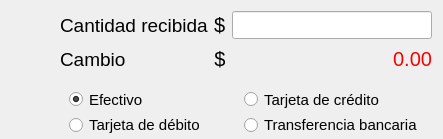
Old version of the form designer/Ui_WidgetPago.ui in the repository ivanperez-7/printpos.
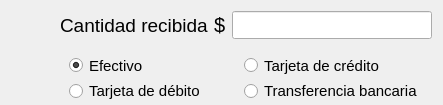
New version of the form. Custom widgets are drawn as their Qt base class.

Diff of the .ui file:
```diff
--- a/designer/Ui_WidgetPago.ui
+++ b/designer/Ui_WidgetPago.ui
@@ -7,19 +7,19 @@
     <x>0</x>
     <y>0</y>
     <width>441</width>
-    <height>139</height>
+    <height>105</height>
    </rect>
   </property>
   <property name="minimumSize">
    <size>
     <width>0</width>
-    <height>139</height>
+    <height>105</height>
    </size>
   </property>
   <property name="maximumSize">
    <size>
     <width>16777215</width>
-    <height>139</height>
+    <height>105</height>
    </size>
   </property>
   <layout class="QGridLayout" name="gridLayout">
@@ -29,37 +29,7 @@
    <property name="bottomMargin">
     <number>0</number>
    </property>
-   <item row="0" column="0">
-    <widget class="QLabel" name="label_13">
-     <property name="font">
-      <font>
-       <pointsize>14</pointsize>
-      </font>
-     </property>
-     <property name="text">
-      <string>Cantidad recibida</string>
-     </property>
-    </widget>
-   </item>
-   <item row="1" column="2">
-    <widget class="QLabel" name="lbCambio">
-     <property name="font">
-      <font>
-       <pointsize>15</pointsize>
-      </font>
-     </property>
-     <property name="styleSheet">
-      <string notr="true">color: rgb(249, 0, 0);</string>
-     </property>
-     <property name="text">
-      <string>0.00</string>
-     </property>
-     <property name="alignment">
-      <set>Qt::AlignRight|Qt::AlignTrailing|Qt::AlignVCenter</set>
-     </property>
-    </widget>
-   </item>
-   <item row="2" column="0" colspan="3">
+   <item row="1" column="0" colspan="3">
     <widget class="QFrame" name="frame_9">
      <property name="maximumSize">
       <size>
@@ -180,6 +150,18 @@
      </property>
     </widget>
    </item>
+   <item row="0" column="0">
+    <widget class="QLabel" name="label_13">
+     <property name="font">
+      <font>
+       <pointsize>14</pointsize>
+      </font>
+     </property>
+     <property name="text">
+      <string>Cantidad recibida</string>
+     </property>
+    </widget>
+   </item>
    <item row="0" column="1">
     <widget class="QLabel" name="label_19">
      <property name="minimumSize">
@@ -198,39 +180,6 @@
      </property>
     </widget>
    </item>
-   <item row="1" column="1">
-    <widget class="QLabel" name="label_25">
-     <property name="minimumSize">
-      <size>
-       <width>0</width>
-       <height>28</height>
-      </size>
-     </property>
-     <property name="font">
-      <font>
-       <pointsize>15</pointsize>
-      </font>
-     </property>
-     <property name="text">
-      <string>$</string>
-     </property>
-     <property name="alignment">
-      <set>Qt::AlignCenter</set>
-     </property>
-    </widget>
-   </item>
-   <item row="1" column="0">
-    <widget class="QLabel" name="label_26">
-     <property name="font">
-      <font>
-       <pointsize>14</pointsize>
-      </font>
-     </property>
-     <property name="text">
-      <string>Cambio</string>
-     </property>
-    </widget>
-   </item>
   </layout>
  </widget>
  <customwidgets>
```
